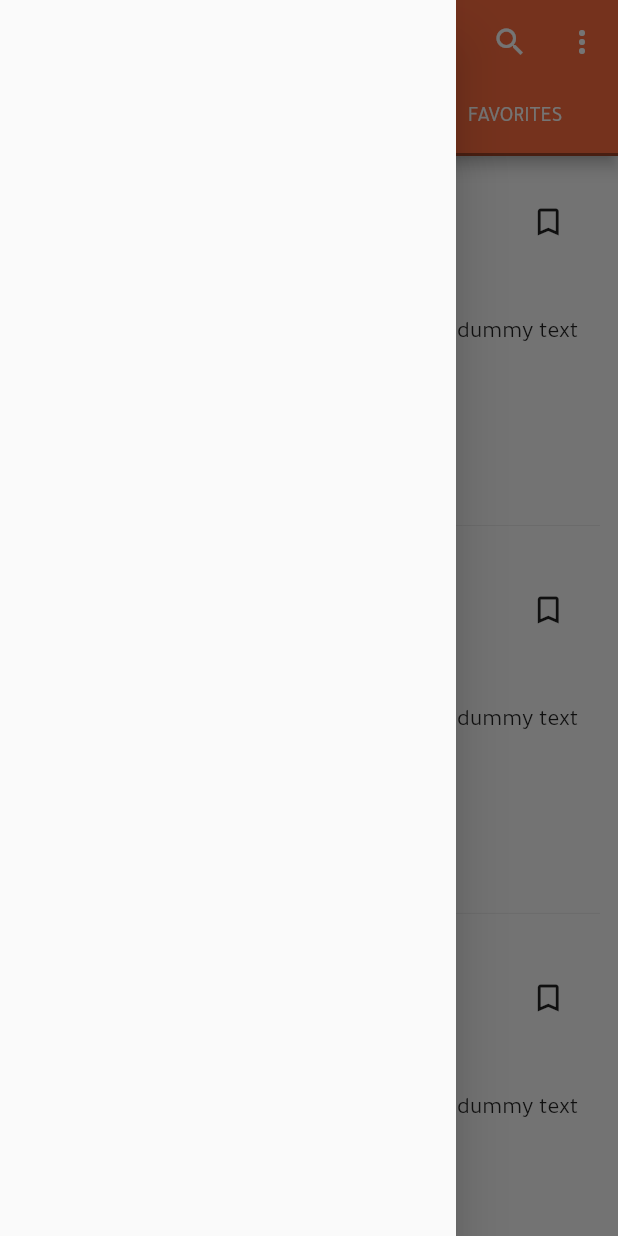
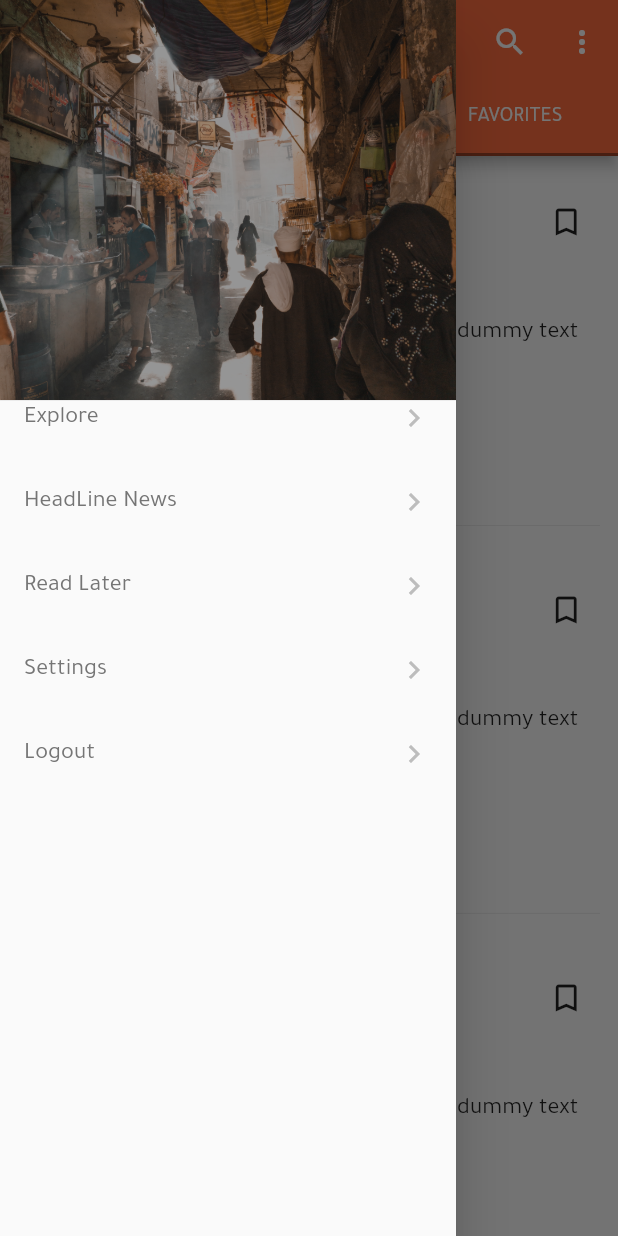
Before and after one commit to Ibrahim-Mushtaha/News-App-Flutter, a Flutter app: the HomeScreen screen opened directly, tab 3 chosen, with the side drawer open, on a phone screen of 412 x 824 dp. Run offline on Flutter 3.47's test engine with Material 2 defaults, Android fonts, the phone set to English and light mode, and no system bars; our stand-ins replace shared_preferences; missing offline and left inert: page_view_indicator; accounts and stored records are empty.

Commit message:
finish drawer ui

```diff
--- a/lib/other/StringConstant.dart
+++ b/lib/other/StringConstant.dart
@@ -3,6 +3,10 @@ const String image2 = "assets/images/bg_2.jpg";
 const String image3 = "assets/images/bg_3.jpg";
 
 const String EXPLORE = "Explore";
+const String HEAD_LINE = "HeadLine News";
+const String READ_LATER = "Read Later";
+const String SETTINGS = "Settings";
+const String LOGOUT = "Logout";
 const String WHATSNEW = "WHAT'S NEW";
 const String POPULAR = "POPULAR";
 const String FAVORITE = "FAVORITES";
--- a/lib/shared_ui/navigation_drawer.dart
+++ b/lib/shared_ui/navigation_drawer.dart
@@ -1,4 +1,6 @@
 import 'package:flutter/material.dart';
+import 'package:newsapp/other/StringConstant.dart';
+import 'package:newsapp/util/MockData.dart';
 
 class NavigationDrawer extends StatefulWidget {
   const NavigationDrawer({Key key}) : super(key: key);
@@ -8,10 +10,57 @@ class NavigationDrawer extends StatefulWidget {
 }
 
 class _NavigationDrawerState extends State<NavigationDrawer> {
+
   @override
   Widget build(BuildContext context) {
     return Drawer(
-
+      child: Container(
+        child: Column(
+          children: [
+            Expanded(
+              flex: 1,
+              child: DrawerHeader(
+                padding: EdgeInsets.all(0),
+                child: Container(
+                  width: MediaQuery.of(context).size.width,
+                  height: 100,
+                  decoration: BoxDecoration(
+            image: DecorationImage(
+              image: ExactAssetImage(image3),
+              fit: BoxFit.cover,
+              colorFilter: ColorFilter.mode( Colors.black45.withOpacity(0.4), BlendMode.multiply)
+            ),
+          ),
+                ),
+              ),
+            ),
+            Expanded(
+              flex: 2,
+              child: Transform.translate(
+                offset: Offset(0,-24),
+                child: ListView.builder(
+                    itemBuilder: (context , position){
+                      return ListTile(
+                          title: Text(MockData.mockData.navMenu[position], style: TextStyle(
+                            color: Colors.grey.shade600,
+                            fontSize: 16,
+                          ),
+                          ),
+                        trailing: Icon(
+                          Icons.chevron_right, color: Colors.grey.shade400,
+                        ),
+                        onTap: (){
+                          print(MockData.mockData.navMenu[position]);
+                        },
+                      );
+                    },
+                  itemCount: MockData.mockData.navMenu.length,
+                ),
+              ),
+            ),
+          ],
+        ),
+      ),
     );
   }
 }
--- a/lib/util/MockData.dart
+++ b/lib/util/MockData.dart
@@ -16,4 +16,13 @@ class MockData{
       Welcome(description: "description 3", image: image3),
     ];
   }
+
+  List<String> navMenu = [
+    EXPLORE,
+    HEAD_LINE,
+    READ_LATER,
+    SETTINGS,
+    LOGOUT,
+  ];
+
 }
--- a/lib/view/home_tabs/favorites.dart
+++ b/lib/view/home_tabs/favorites.dart
@@ -81,9 +81,13 @@ class _FavoritesState extends State<Favorites> {
                             ],
                           ),
                           Transform.translate(
-                              child: Container(
-                                child: Icon(Icons.bookmark_border_outlined),
-                                margin: EdgeInsets.only(right: 4),
+                              child: SizedBox(
+                                child: IconButton(
+                                  icon: Icon(Icons.bookmark_border),
+                                  onPressed: (){
+                                    print("button clicked");
+                                  },
+                                ),
                               ),
                             offset: Offset(140,0),
                           ),
--- a/lib/view/home_tabs/whats_new.dart
+++ b/lib/view/home_tabs/whats_new.dart
@@ -38,14 +38,15 @@ class _WhatsNewState extends State<WhatsNew> {
     return Container(
           width: MediaQuery.of(context).size.width,
           height: MediaQuery.of(context).size.height * 0.25,
-          /*decoration: BoxDecoration(
+          decoration: BoxDecoration(
             image: DecorationImage(
-              image: ExactAssetImage(image3),
+              image: ExactAssetImage(image2),
               fit: BoxFit.cover
             ),
-          )*/
+          ),
+          child: Center(
+            child: Container(
               color: Colors.black45.withOpacity(0.5),
-          child: Center(
               child: Column(
                 mainAxisAlignment: MainAxisAlignment.center,
                 children: [
@@ -56,6 +57,7 @@ class _WhatsNewState extends State<WhatsNew> {
                   SizedBox(height: 16,),
                   Text("Lorem Ipsum is simply dummy text of the printing and typesetting industry.",style: _headerDescription,textAlign: TextAlign.center),
                 ],
+              ),
             ),
           ),
         );
```
Lines whose indentation alone changed are shown as unchanged.
